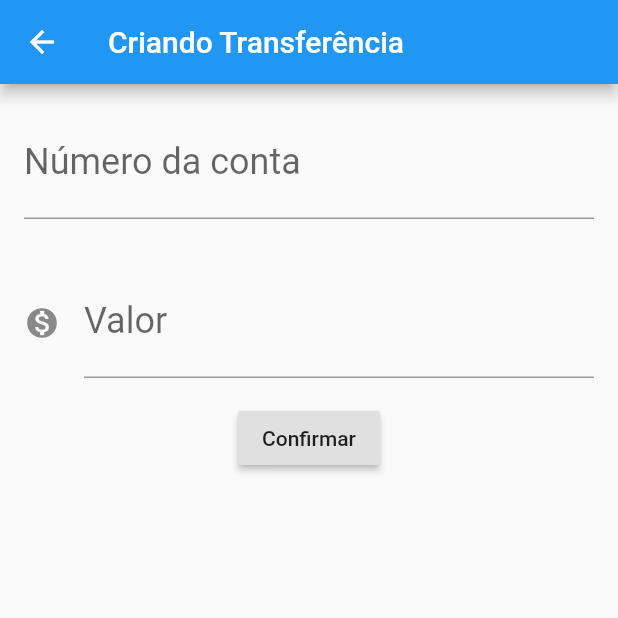
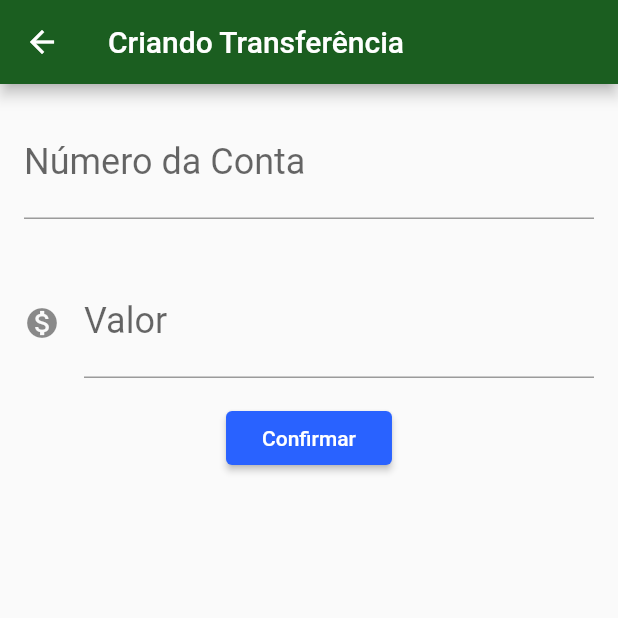
Before and after one commit to dearrudam/flutter_simplebanklink, a Flutter app: the screen it shows after launch, after a tap on the "add" icon, on a phone screen of 412 x 824 dp, the top half of it. Run offline on Flutter 3.47's test engine with Material 2 defaults, Android fonts, the phone set to English and light mode, and no system bars.

Commit message:
Primeiro projeto Flutter concluído

```diff
--- /dev/null
+++ b/lib/components/editor.dart
@@ -0,0 +1,37 @@
+import 'package:flutter/material.dart';
+
+class Editor extends StatelessWidget {
+  final TextEditingController controlador;
+  final String rotulo;
+  final String dica;
+  final TextInputType textInputType;
+  final IconData icone;
+
+  Editor({
+    this.controlador,
+    this.rotulo,
+    this.dica,
+    this.textInputType,
+    this.icone,
+  });
+
+  @override
+  Widget build(BuildContext context) {
+    return Padding(
+      padding: const EdgeInsets.all(16.0),
+      child: TextField(
+        controller: controlador,
+        style: TextStyle(
+          fontSize: 24.0,
+        ),
+        decoration: InputDecoration(
+          icon: icone != null ? Icon(icone) : null,
+          labelText: rotulo,
+          hintText: dica,
+        ),
+        keyboardType:
+            textInputType != null ? textInputType : TextInputType.number,
+      ),
+    );
+  }
+}
--- a/lib/main.dart
+++ b/lib/main.dart
@@ -1,4 +1,5 @@
 import 'package:flutter/material.dart';
+import 'package:flutter_simplebanklink/screens/transferencias/lista.dart';
 
 void main() => runApp(FlutterSimpleBanklink());
 
@@ -6,175 +7,15 @@ class FlutterSimpleBanklink extends StatelessWidget {
   @override
   Widget build(BuildContext context) {
     return MaterialApp(
-      home: Scaffold(
-        body: ListaTransferencias(),
+      theme: ThemeData(
+        primaryColor: Colors.green[900],
+        accentColor: Colors.blueAccent[700],
+        buttonTheme: ButtonThemeData(
+          buttonColor: Colors.blueAccent[700],
+          textTheme: ButtonTextTheme.primary,
+        )
       ),
+      home: ListaTransferencias(),
     );
   }
 }
-
-class ListaTransferencias extends StatefulWidget {
-  final List<Transferencia> _transferencias = List();
-
-  @override
-  State<StatefulWidget> createState() {
-    return ListaTranferenciasState();
-  }
-}
-
-class ListaTranferenciasState extends State<ListaTransferencias> {
-  @override
-  Widget build(BuildContext context) {
-    return Scaffold(
-      appBar: AppBar(
-        title: Text('Transferências'),
-      ),
-      body: ListView.builder(
-        itemCount: widget._transferencias.length,
-        itemBuilder: (context, indice) {
-          final Transferencia transferencia = widget._transferencias[indice];
-          return ItemTransferencia(transferencia);
-        },
-      ),
-      floatingActionButton: FloatingActionButton(
-        child: Icon(Icons.add),
-        onPressed: () {
-          Navigator.push(context, MaterialPageRoute(builder: (context) {
-            return FormularioTransferencia();
-          })).then((transferenciaRecebida) {
-            if (transferenciaRecebida == null) {
-              return;
-            }
-            Future.delayed(Duration(seconds: 3), () {
-              debugPrint('transferencia recebida');
-              debugPrint('$transferenciaRecebida');
-              setState(() {
-                widget._transferencias.add(transferenciaRecebida);
-              });
-            });
-          });
-        },
-      ),
-    );
-  }
-}
-
-class ItemTransferencia extends StatelessWidget {
-  final Transferencia _transferencia;
-
-  ItemTransferencia(this._transferencia);
-
-  @override
-  Widget build(BuildContext context) {
-    return Card(
-      child: ListTile(
-        leading: Icon(Icons.monetization_on),
-        title: Text(_transferencia.valor.toString()),
-        subtitle: Text(_transferencia.numeroConta.toString()),
-      ),
-    );
-  }
-}
-
-class Transferencia {
-  final double valor;
-  final int numeroConta;
-
-  Transferencia(this.valor, this.numeroConta);
-
-  @override
-  String toString() {
-    return 'Transferencia{valor: $valor, numeroConta: $numeroConta}';
-  }
-}
-
-class FormularioTransferencia extends StatefulWidget {
-  @override
-  State<StatefulWidget> createState() {
-    return FormularioTransferenciaState();
-  }
-}
-
-class FormularioTransferenciaState extends State<FormularioTransferencia> {
-  final TextEditingController _controladorCampoNumeroConta =
-      TextEditingController();
-  final TextEditingController _controladorCampoValor = TextEditingController();
-
-  @override
-  Widget build(BuildContext context) {
-    return Scaffold(
-      appBar: AppBar(
-        title: Text('Criando Transferência'),
-      ),
-      body: SingleChildScrollView(
-        child: Column(
-          children: <Widget>[
-            Editor(
-              controlador: _controladorCampoNumeroConta,
-              rotulo: 'Número da conta',
-              dica: '0000',
-            ),
-            Editor(
-              controlador: _controladorCampoValor,
-              rotulo: 'Valor',
-              dica: '0.00',
-              icone: Icons.monetization_on,
-            ),
-            RaisedButton(
-              child: Text('Confirmar'),
-              onPressed: () => _criarTransferencia(context),
-            ),
-          ],
-        ),
-      ),
-    );
-  }
-
-  void _criarTransferencia(BuildContext context) {
-    debugPrint('clicou no confirmar');
-    final int numeroConta = int.tryParse(_controladorCampoNumeroConta.text);
-    final double valor = double.tryParse(_controladorCampoValor.text);
-    if (numeroConta != null && valor != null) {
-      final Transferencia transferenciaCriada =
-          Transferencia(valor, numeroConta);
-      debugPrint('criando transferencia');
-      debugPrint('$transferenciaCriada');
-      Navigator.pop(context, transferenciaCriada);
-    }
-  }
-}
-
-class Editor extends StatelessWidget {
-  final TextEditingController controlador;
-  final String rotulo;
-  final String dica;
-  final TextInputType textInputType;
-  final IconData icone;
-
-  Editor(
-      {this.controlador,
-      this.rotulo,
-      this.dica,
-      this.textInputType,
-      this.icone});
-
-  @override
-  Widget build(BuildContext context) {
-    return Padding(
-      padding: const EdgeInsets.all(16.0),
-      child: TextField(
-        controller: controlador,
-        style: TextStyle(
-          fontSize: 24.0,
-        ),
-        decoration: InputDecoration(
-          icon: icone != null ? Icon(icone) : null,
-          labelText: rotulo,
-          hintText: dica,
-        ),
-        keyboardType:
-            textInputType != null ? textInputType : TextInputType.number,
-      ),
-    );
-  }
-}
--- /dev/null
+++ b/lib/models/transferencia.dart
@@ -0,0 +1,11 @@
+class Transferencia {
+  final double valor;
+  final int numeroConta;
+
+  Transferencia(this.valor, this.numeroConta);
+
+  @override
+  String toString() {
+    return 'Transferencia{valor: $valor, numeroConta: $numeroConta}';
+  }
+}
--- /dev/null
+++ b/lib/screens/transferencias/formulario.dart
@@ -0,0 +1,63 @@
+import 'package:flutter/material.dart';
+import 'package:flutter_simplebanklink/components/editor.dart';
+import 'package:flutter_simplebanklink/models/transferencia.dart';
+
+const _titleAppBar = 'Criando Transferência';
+const _rotuloCampoNumeroConta = 'Número da Conta';
+const _dicaCampoNumeroConta = '0000';
+const _rotuloCampoValor = 'Valor';
+const _dicaCampoValor = '0.00';
+const _textoBotaoConfirmar = 'Confirmar';
+
+class FormularioTransferencia extends StatefulWidget {
+  @override
+  State<StatefulWidget> createState() {
+    return FormularioTransferenciaState();
+  }
+}
+
+class FormularioTransferenciaState extends State<FormularioTransferencia> {
+  final TextEditingController _controladorCampoNumeroConta =
+      TextEditingController();
+  final TextEditingController _controladorCampoValor = TextEditingController();
+
+  @override
+  Widget build(BuildContext context) {
+    return Scaffold(
+      appBar: AppBar(
+        title: Text(_titleAppBar),
+      ),
+      body: SingleChildScrollView(
+        child: Column(
+          children: <Widget>[
+            Editor(
+              controlador: _controladorCampoNumeroConta,
+              rotulo: _rotuloCampoNumeroConta,
+              dica: _dicaCampoNumeroConta,
+            ),
+            Editor(
+              controlador: _controladorCampoValor,
+              rotulo: _rotuloCampoValor,
+              dica: _dicaCampoValor,
+              icone: Icons.monetization_on,
+            ),
+            RaisedButton(
+              child: Text(_textoBotaoConfirmar),
+              onPressed: () => _criarTransferencia(context),
+            ),
+          ],
+        ),
+      ),
+    );
+  }
+
+  void _criarTransferencia(BuildContext context) {
+    final int numeroConta = int.tryParse(_controladorCampoNumeroConta.text);
+    final double valor = double.tryParse(_controladorCampoValor.text);
+    if (numeroConta != null && valor != null) {
+      final Transferencia transferenciaCriada =
+          Transferencia(valor, numeroConta);
+      Navigator.pop(context, transferenciaCriada);
+    }
+  }
+}
--- /dev/null
+++ b/lib/screens/transferencias/lista.dart
@@ -0,0 +1,67 @@
+import 'package:flutter/material.dart';
+import 'package:flutter_simplebanklink/models/transferencia.dart';
+import 'package:flutter_simplebanklink/screens/transferencias/formulario.dart';
+
+const _titleAppBar = 'Transferências';
+
+class ListaTransferencias extends StatefulWidget {
+  final List<Transferencia> _transferencias = List();
+
+  @override
+  State<StatefulWidget> createState() {
+    return ListaTranferenciasState();
+  }
+}
+
+class ListaTranferenciasState extends State<ListaTransferencias> {
+  @override
+  Widget build(BuildContext context) {
+    return Scaffold(
+      appBar: AppBar(
+        title: Text(_titleAppBar),
+      ),
+      body: ListView.builder(
+        itemCount: widget._transferencias.length,
+        itemBuilder: (context, indice) {
+          final Transferencia transferencia = widget._transferencias[indice];
+          return ItemTransferencia(transferencia);
+        },
+      ),
+      floatingActionButton: FloatingActionButton(
+        child: Icon(Icons.add),
+        onPressed: () {
+          Navigator.push(context, MaterialPageRoute(
+            builder: (context) {
+              return FormularioTransferencia();
+            },
+          )).then(_adicionar);
+        },
+      ),
+    );
+  }
+
+  void _adicionar(transferenciaRecebida) {
+    if (transferenciaRecebida != null) {
+      setState(() {
+        widget._transferencias.add(transferenciaRecebida);
+      });
+    }
+  }
+}
+
+class ItemTransferencia extends StatelessWidget {
+  final Transferencia _transferencia;
+
+  ItemTransferencia(this._transferencia);
+
+  @override
+  Widget build(BuildContext context) {
+    return Card(
+      child: ListTile(
+        leading: Icon(Icons.monetization_on),
+        title: Text(_transferencia.valor.toString()),
+        subtitle: Text(_transferencia.numeroConta.toString()),
+      ),
+    );
+  }
+}
```
Also changed, not shown: 1 other file.
